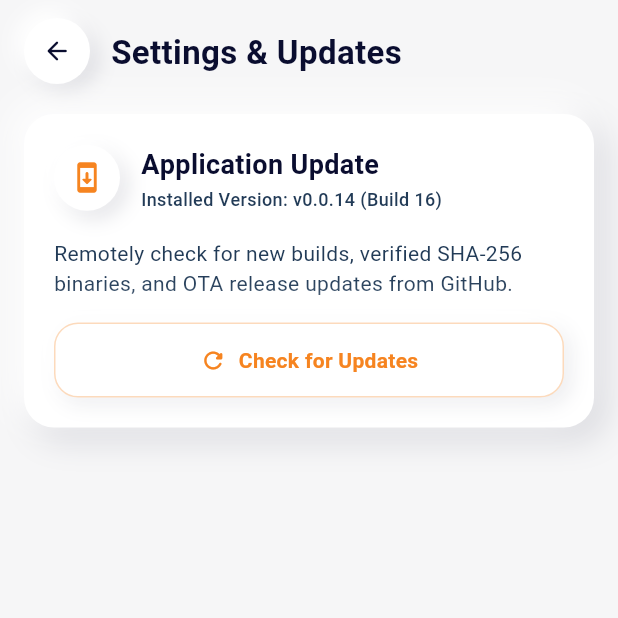
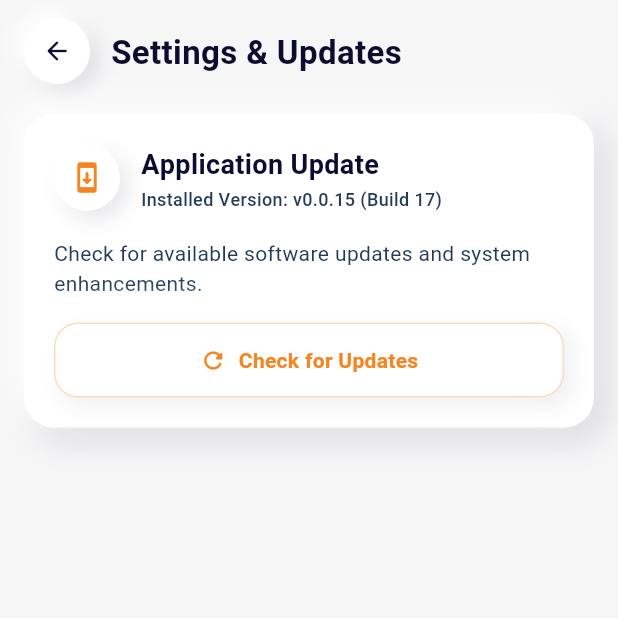
Before and after one commit to perfectmens/lokmangal, a Flutter app: the HomeScreen screen opened directly, in the side drawer, after a tap on "Settings & Updates", on a phone screen of 412 x 824 dp, the top half of it. Run offline on Flutter 3.47's test engine with Material 3 defaults, Android fonts, the phone set to English and light mode, and no system bars; our stand-ins replace open_filex, package_info_plus, shared_preferences; accounts and stored records are empty; network calls fail; project files that could hold a hidden picture were left out.

Commit message:
feat(ui): refine visual subtlety, reduce excessive color touches, and remove developer placeholders (v0.0.15)

```diff
--- a/lib/features/app_update/views/widgets/update_card.dart
+++ b/lib/features/app_update/views/widgets/update_card.dart
@@ -64,8 +64,8 @@ class UpdateCard extends StatelessWidget {
 
           // State-Driven Rendering
           if (state is UpdateIdle) ...[
-            Text(
-              'Remotely check for new builds, verified SHA-256 binaries, and OTA release updates from GitHub.',
+            const Text(
+              'Check for available software updates and system enhancements.',
               style: AppTypography.body,
             ),
             const SizedBox(height: 16),
@@ -88,7 +88,7 @@ class UpdateCard extends StatelessWidget {
                     ),
                     SizedBox(height: 12),
                     Text(
-                      'Querying GitHub Releases for new updates...',
+                      'Checking for updates...',
                       style: AppTypography.caption,
                     ),
                   ],
@@ -273,11 +273,11 @@ class UpdateCard extends StatelessWidget {
                       ),
                     ],
                   ),
-                  const SizedBox(height: 6),
+                  const SizedBox(height: 4),
                   Text(
-                    'SHA-256 Checksum: MATCHED\nFingerprint Check: VERIFIED',
+                    'Package verified. Ready to install.',
                     style: AppTypography.caption.copyWith(
-                      color: AppColors.textPrimary,
+                      color: AppColors.textSecondary,
                       fontWeight: FontWeight.w500,
                     ),
                   ),
--- a/lib/features/auth/viewmodels/auth_viewmodel.dart
+++ b/lib/features/auth/viewmodels/auth_viewmodel.dart
@@ -61,7 +61,7 @@ class AuthViewModel extends ChangeNotifier {
       return true;
     } else {
       _isAuthenticated = false;
-      _errorMessage = 'Invalid credentials. Please use demo / demo';
+      _errorMessage = 'Invalid credentials. Please check your username and password.';
       _isLoading = false;
       notifyListeners();
       return false;
--- a/lib/features/home/views/widgets/side_drawer.dart
+++ b/lib/features/home/views/widgets/side_drawer.dart
@@ -96,12 +96,12 @@ class _SideDrawerState extends State<SideDrawer> {
                 physics: const BouncingScrollPhysics(),
                 padding: const EdgeInsets.symmetric(vertical: 12.0),
                 children: [
-                  // Executive C-Suite View (Slide 0)
+                  // Executive View
                   _buildDrawerItem(
                     index: 0,
                     icon: Icons.insights_rounded,
-                    title: 'Executive (C-Suite)',
-                    subtitle: '20 TPD Capacity, Energy & Shift History',
+                    title: 'Executive',
+                    subtitle: 'Capacity, Energy & Shift History',
                     isSelected: widget.selectedPageIndex == 0,
                     onTap: () {
                       Navigator.pop(context);
@@ -109,11 +109,11 @@ class _SideDrawerState extends State<SideDrawer> {
                     },
                   ),
 
-                  // Operations Floor View (Slide 1)
+                  // Operations View
                   _buildDrawerItem(
                     index: 1,
                     icon: Icons.precision_manufacturing_rounded,
-                    title: 'Operations (Floor)',
+                    title: 'Operations',
                     subtitle: 'Powder Maker, Silos & Production Pace',
                     isSelected: widget.selectedPageIndex == 1,
                     onTap: () {
@@ -131,7 +131,7 @@ class _SideDrawerState extends State<SideDrawer> {
                     index: -1,
                     icon: Icons.system_update_rounded,
                     title: 'Settings & Updates',
-                    subtitle: 'OTA Engine & Server Configuration',
+                    subtitle: 'Software Version & Device Info',
                     isSelected: false,
                     isHighlight: true,
                     onTap: () {
@@ -140,12 +140,12 @@ class _SideDrawerState extends State<SideDrawer> {
                     },
                   ),
 
-                  // User Guide & Walkthrough
+                  // User Guide
                   _buildDrawerItem(
                     index: -3,
                     icon: Icons.menu_book_rounded,
-                    title: 'User Guide & Walkthrough',
-                    subtitle: 'Executive, Operations, Panel & Updates',
+                    title: 'User Guide',
+                    subtitle: 'Application Features & Walkthrough',
                     isSelected: false,
                     onTap: () {
                       Navigator.pop(context);
@@ -153,12 +153,12 @@ class _SideDrawerState extends State<SideDrawer> {
                     },
                   ),
 
-                  // Operator Sign Out
+                  // Sign Out
                   _buildDrawerItem(
                     index: -2,
                     icon: Icons.logout_rounded,
                     title: 'Sign Out',
-                    subtitle: 'Operator: demo',
+                    subtitle: 'End current session',
                     isSelected: false,
                     isHighlight: true,
                     onTap: () {
@@ -176,17 +176,6 @@ class _SideDrawerState extends State<SideDrawer> {
               child: Row(
                 mainAxisAlignment: MainAxisAlignment.spaceBetween,
                 children: [
-                  Row(
-                    children: [
-                      Container(
-                        width: 8,
-                        height: 8,
-                        decoration: const BoxDecoration(
-                          shape: BoxShape.circle,
-                          color: AppColors.teal,
-                        ),
-                      ),
-                      const SizedBox(width: 8),
                   const Text(
                     'Auraliss Corelife',
                     style: TextStyle(
@@ -194,8 +183,6 @@ class _SideDrawerState extends State<SideDrawer> {
                       fontWeight: FontWeight.w600,
                       color: AppColors.textSecondary,
                     ),
-                      ),
-                    ],
                   ),
                   Text(
                     _version,
--- a/lib/features/home/views/widgets/top_floating_dock.dart
+++ b/lib/features/home/views/widgets/top_floating_dock.dart
@@ -68,17 +68,22 @@ class TopFloatingDock extends StatelessWidget {
                           duration: const Duration(milliseconds: 200),
                           padding: const EdgeInsets.symmetric(horizontal: 16.0, vertical: 10.0),
                           decoration: BoxDecoration(
-                            color: isSelected ? AppColors.tealLight : AppColors.surface,
+                            color: isSelected ? AppColors.teal.withValues(alpha: 0.05) : AppColors.surface,
                             borderRadius: BorderRadius.circular(20),
                             border: isSelected
-                                ? Border.all(color: AppColors.teal.withValues(alpha: 0.5), width: 1.0)
+                                ? Border.all(color: AppColors.teal.withValues(alpha: 0.3), width: 1.0)
                                 : null,
                             boxShadow: isSelected
-                                ? [
+                                ? const [
                                     BoxShadow(
-                                      color: AppColors.telemetryTealGlow,
-                                      blurRadius: 8,
-                                      offset: const Offset(0, 2),
+                                      color: Color(0x0A0A0D2F),
+                                      offset: Offset(2, 2),
+                                      blurRadius: 4,
+                                    ),
+                                    BoxShadow(
+                                      color: Colors.white,
+                                      offset: Offset(-2, -2),
+                                      blurRadius: 4,
                                     ),
                                   ]
                                 : const [
--- a/lib/features/telemetry/views/widgets/electricity_line_graph_card.dart
+++ b/lib/features/telemetry/views/widgets/electricity_line_graph_card.dart
@@ -52,14 +52,14 @@ class ElectricityLineGraphCard extends StatelessWidget {
               Container(
                 padding: const EdgeInsets.symmetric(horizontal: 10, vertical: 4),
                 decoration: BoxDecoration(
-                  color: AppColors.orangeLight,
+                  color: AppColors.background,
                   borderRadius: BorderRadius.circular(10),
-                  border: Border.all(color: AppColors.targetLineOrange.withValues(alpha: 0.3)),
+                  border: Border.all(color: AppColors.borderLight),
                 ),
                 child: Text(
                   '${data.hourlyKwh.toStringAsFixed(1)} kWh',
                   style: const TextStyle(
-                    color: AppColors.targetLineOrange,
+                    color: AppColors.textPrimary,
                     fontSize: 12,
                     fontWeight: FontWeight.bold,
                   ),
--- a/lib/features/telemetry/views/widgets/operations_header_banner.dart
+++ b/lib/features/telemetry/views/widgets/operations_header_banner.dart
@@ -57,34 +57,17 @@ class OperationsHeaderBanner extends StatelessWidget {
               Container(
                 padding: const EdgeInsets.symmetric(horizontal: 10, vertical: 4),
                 decoration: BoxDecoration(
-                  color: AppColors.tealLight,
-                  borderRadius: BorderRadius.circular(14),
-                  border: Border.all(
-                    color: AppColors.teal.withValues(alpha: 0.35),
+                  color: AppColors.background,
+                  borderRadius: BorderRadius.circular(10),
+                  border: Border.all(color: AppColors.borderLight),
                 ),
+                child: const Text(
+                  '20 TPD Rating',
+                  style: TextStyle(
+                    fontSize: 11,
+                    fontWeight: FontWeight.w600,
+                    color: AppColors.textSecondary,
                   ),
-                child: Row(
-                  mainAxisSize: MainAxisSize.min,
-                  children: [
-                    Container(
-                      width: 7,
-                      height: 7,
-                      decoration: const BoxDecoration(
-                        shape: BoxShape.circle,
-                        color: AppColors.teal,
-                      ),
-                    ),
-                    const SizedBox(width: 5),
-                    const Text(
-                      'STANDALONE',
-                      style: TextStyle(
-                        fontSize: 10.5,
-                        fontWeight: FontWeight.w800,
-                        color: AppColors.teal,
-                        letterSpacing: 0.5,
-                      ),
-                    ),
-                  ],
                 ),
               ),
             ],
@@ -93,28 +76,15 @@ class OperationsHeaderBanner extends StatelessWidget {
           const Divider(height: 1),
           const SizedBox(height: 10),
           Row(
-            mainAxisAlignment: MainAxisAlignment.spaceBetween,
-            children: [
-              Row(
             children: [
               const Icon(Icons.schedule_rounded, size: 15, color: AppColors.textMuted),
-                  const SizedBox(width: 5),
+              const SizedBox(width: 6),
               Text(
                 shiftInfo,
                 style: const TextStyle(
                   fontSize: 12,
-                      fontWeight: FontWeight.w600,
-                      color: AppColors.textPrimary,
-                    ),
-                  ),
-                ],
-              ),
-              const Text(
-                '100% Offline Engine',
-                style: TextStyle(
-                  fontSize: 11.5,
-                  fontWeight: FontWeight.w700,
-                  color: AppColors.teal,
+                  fontWeight: FontWeight.w500,
+                  color: AppColors.textSecondary,
                 ),
               ),
             ],
--- a/lib/features/telemetry/views/widgets/plant_capacity_card.dart
+++ b/lib/features/telemetry/views/widgets/plant_capacity_card.dart
@@ -52,15 +52,16 @@ class PlantCapacityCard extends StatelessWidget {
               Container(
                 padding: const EdgeInsets.symmetric(horizontal: 10, vertical: 4),
                 decoration: BoxDecoration(
-                  color: AppColors.tealLight,
-                  borderRadius: BorderRadius.circular(12),
+                  color: AppColors.background,
+                  borderRadius: BorderRadius.circular(10),
+                  border: Border.all(color: AppColors.borderLight),
                 ),
                 child: Text(
                   '${data.shiftsPerDay} Shifts/Day',
                   style: const TextStyle(
-                    color: AppColors.teal,
-                    fontWeight: FontWeight.bold,
-                    fontSize: 11.5,
+                    color: AppColors.textSecondary,
+                    fontWeight: FontWeight.w600,
+                    fontSize: 11,
                   ),
                 ),
               ),
@@ -216,23 +217,6 @@ class PlantCapacityCard extends StatelessWidget {
                   ),
                 ),
               ),
-              if (isLive)
-                Container(
-                  width: 7,
-                  height: 7,
-                  margin: const EdgeInsets.only(left: 4),
-                  decoration: BoxDecoration(
-                    color: color,
-                    shape: BoxShape.circle,
-                    boxShadow: [
-                      BoxShadow(
-                        color: color.withValues(alpha: 0.4),
-                        blurRadius: 4,
-                        spreadRadius: 1,
-                      ),
-                    ],
-                  ),
-                ),
             ],
           ),
           const SizedBox(height: 4),
--- a/lib/features/telemetry/views/widgets/shift_history_bar_chart_card.dart
+++ b/lib/features/telemetry/views/widgets/shift_history_bar_chart_card.dart
@@ -79,7 +79,7 @@ class ShiftHistoryBarChartCard extends StatelessWidget {
                 final double pct = (shift.actualKg / maxKg).clamp(0.0, 1.0);
                 final double targetPct = (shift.targetKg / maxKg).clamp(0.0, 1.0);
                 final Color barColor = shift.isCurrent ? AppColors.primaryOrange : AppColors.historicalTeal;
-                final Color bgColor = shift.isCurrent ? AppColors.orangeTint20 : AppColors.historicalTeal.withValues(alpha: 0.18);
+                final Color bgColor = shift.isCurrent ? AppColors.orangeTint10 : AppColors.tealTint10;
 
                 return Padding(
                   padding: const EdgeInsets.only(bottom: 8.0),
@@ -144,10 +144,10 @@ class ShiftHistoryBarChartCard extends StatelessWidget {
                                 padding: const EdgeInsets.only(left: 8),
                                 child: Text(
                                   '${(shift.actualKg / 1000).toStringAsFixed(2)}t',
-                                  style: TextStyle(
+                                  style: const TextStyle(
                                     fontSize: 11,
-                                    fontWeight: FontWeight.bold,
-                                    color: barColor,
+                                    fontWeight: FontWeight.w600,
+                                    color: AppColors.textPrimary,
                                   ),
                                 ),
                               ),
--- a/pubspec.yaml
+++ b/pubspec.yaml
@@ -16,7 +16,7 @@ publish_to: 'none' # Remove this line if you wish to publish to pub.dev
 # https://developer.apple.com/library/archive/documentation/General/Reference/InfoPlistKeyReference/Articles/CoreFoundationKeys.html
 # In Windows, build-name is used as the major, minor, and patch parts
 # of the product and file versions while build-number is used as the build suffix.
-version: 0.0.14+16
+version: 0.0.15+17
 
 environment:
   sdk: ^3.13.1
```
Also changed, not shown: lib/features/auth/views/login_page.dart (+8 -13 lines), lib/features/guide/views/app_guide_modal.dart (+16 -16 lines), lib/features/home/views/home_screen.dart (+4 -4 lines), lib/features/telemetry/views/widgets/electricity_quota_card.dart (+17 -6 lines), lib/features/telemetry/views/widgets/hourly_pacing_card.dart (+8 -6 lines), lib/features/telemetry/views/widgets/hourly_production_line_graph_card.dart (+4 -4 lines), lib/features/telemetry/views/widgets/powder_maker_card.dart (+17 -6 lines), lib/features/telemetry/views/widgets/storage_inventory_card.dart (+15 -10 lines), 2 other files. Lines whose indentation alone changed are shown as unchanged.
